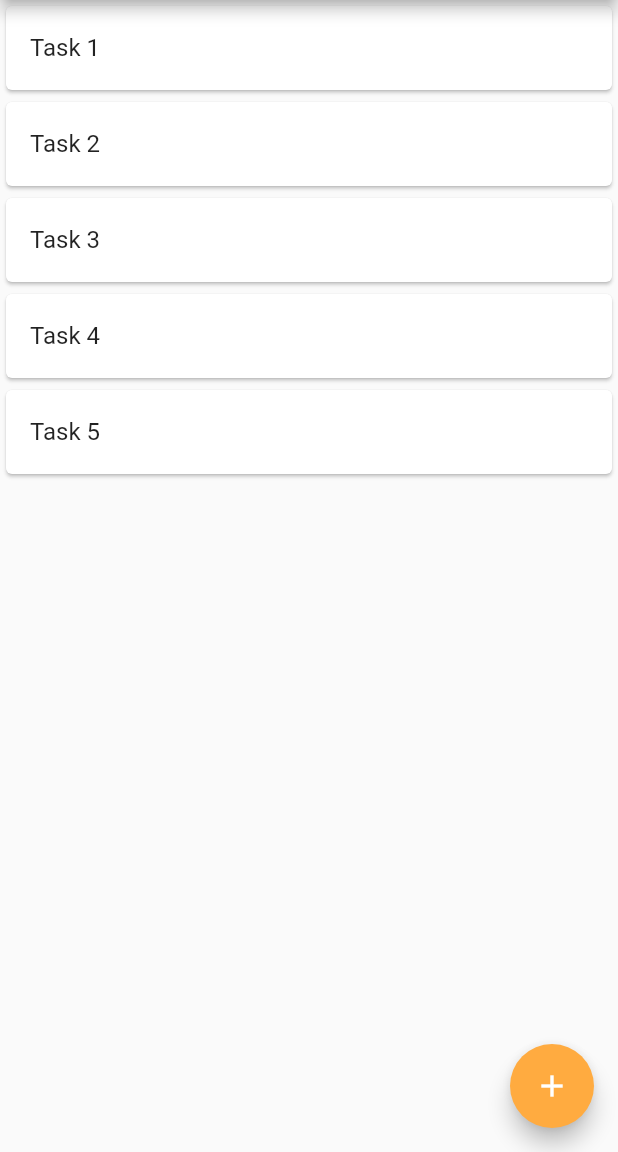
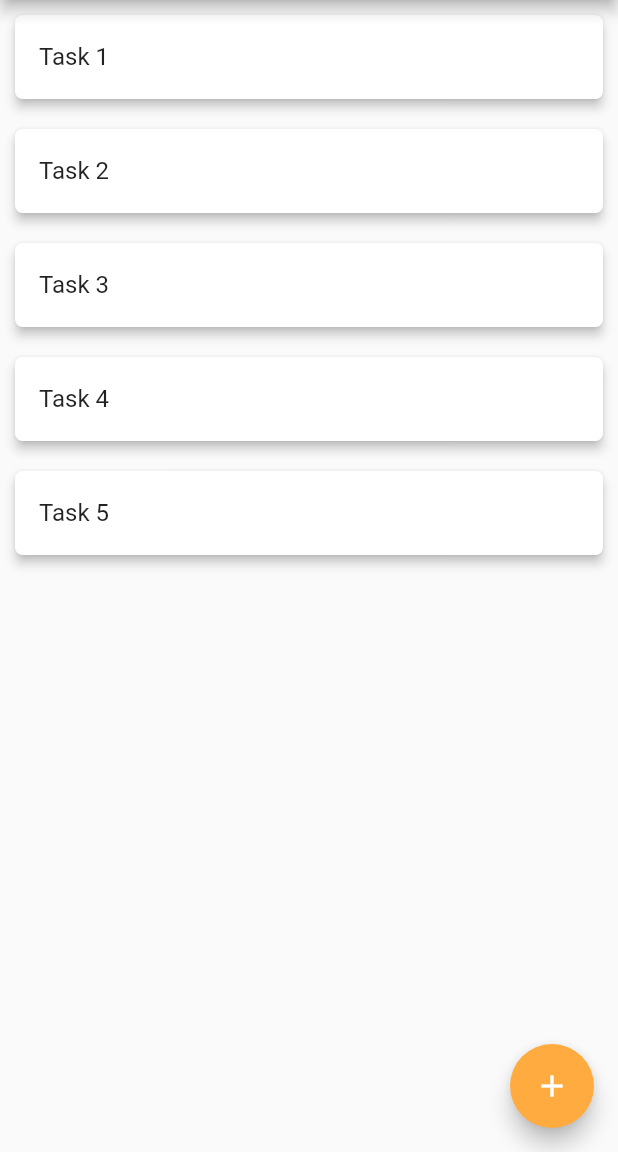
Before and after one commit to alxayeed/flutter-todo, a Flutter app: the screen it shows after launch, on a phone screen of 412 x 824 dp, the part 84-1236 px from its top. Run offline on Flutter 3.47's test engine with Material 2 defaults, Android fonts, the phone set to English and light mode, and no system bars.

Commit message:
card style added

```diff
--- a/firebase_todo/lib/main.dart
+++ b/firebase_todo/lib/main.dart
@@ -56,10 +56,10 @@ class _TodoAppState extends State<TodoApp> {
                       actions: <Widget>[
                         TextButton(
                             onPressed: () {
-                              Navigator.of(context, rootNavigator: true).pop();
                               setState(() {
                                 todos.add(input);
                               });
+                              Navigator.of(context, rootNavigator: true).pop();
                             },
                             child: const Text("Add"))
                       ],
@@ -71,8 +71,12 @@ class _TodoAppState extends State<TodoApp> {
           itemCount: todos.length,
           itemBuilder: (BuildContext context, int index) {
             return Dismissible(
-              key: Key(todos[index]),
+              key: UniqueKey(),
               child: Card(
+                elevation: 3,
+                margin: const EdgeInsets.all(10),
+                shape: RoundedRectangleBorder(
+                    borderRadius: BorderRadius.circular(5)),
                 child: ListTile(
                   title: Text(todos[index]),
                 ),
```
